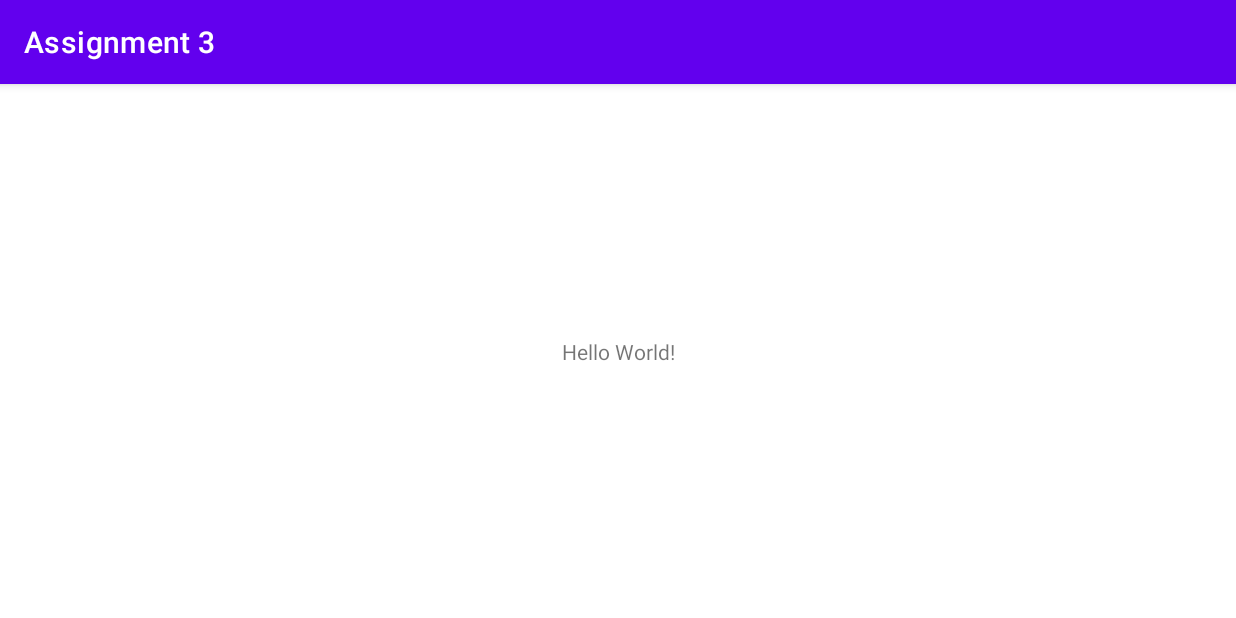
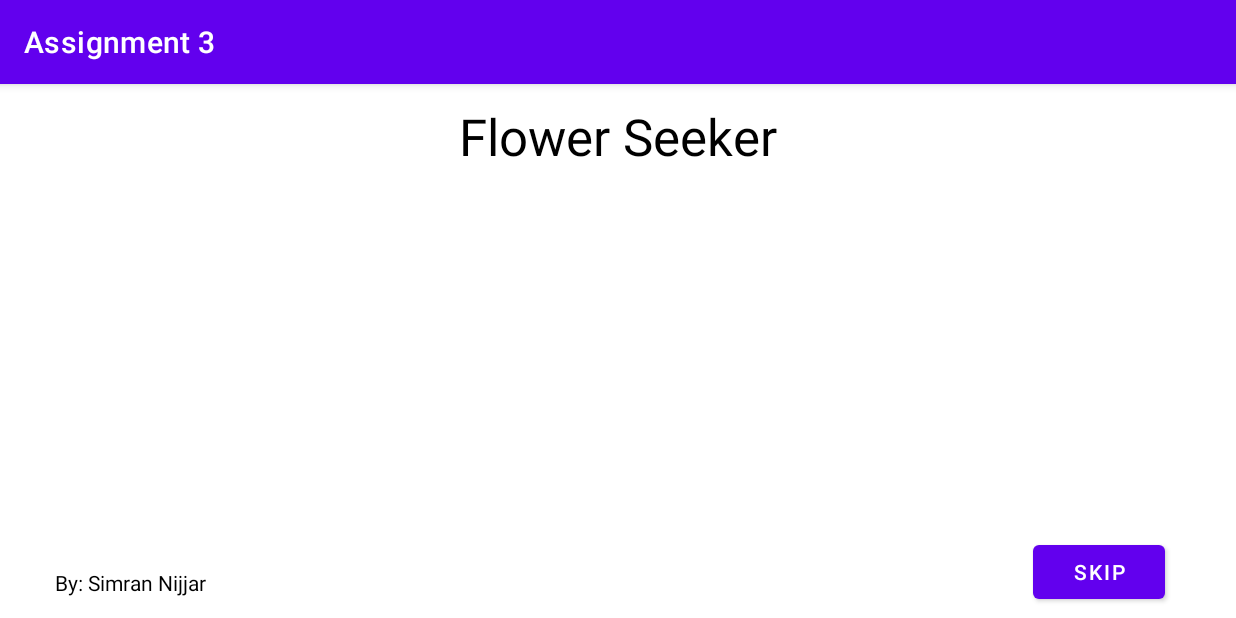
Before and after one commit to simran-nijjar/flowerseeker, an Android app: the screen it shows after launch (MainActivity), on a phone screen of 824 x 412 dp (held sideways). Run offline under Robolectric (Android 15) with nearby library versions, the phone set to English and light mode, and no system bars.

Commit message:
Add app name, author name, and skip button to welcome screen

```diff
--- a/app/src/main/res/layout/activity_main.xml
+++ b/app/src/main/res/layout/activity_main.xml
@@ -7,12 +7,42 @@
     tools:context=".MainActivity">
 
     <TextView
+        android:id="@+id/app_name"
         android:layout_width="wrap_content"
         android:layout_height="wrap_content"
-        android:text="Hello World!"
+        android:text="Flower Seeker"
+        android:textAllCaps="false"
+        android:textColor="#000000"
+        android:textSize="34sp"
         app:layout_constraintBottom_toBottomOf="parent"
         app:layout_constraintEnd_toEndOf="parent"
         app:layout_constraintStart_toStartOf="parent"
-        app:layout_constraintTop_toTopOf="parent" />
+        app:layout_constraintTop_toTopOf="parent"
+        app:layout_constraintVertical_bias="0.039" />
+
+    <TextView
+        android:id="@+id/author_name"
+        android:layout_width="wrap_content"
+        android:layout_height="wrap_content"
+        android:text="By: Simran Nijjar"
+        android:textColor="#000000"
+        app:layout_constraintBottom_toBottomOf="parent"
+        app:layout_constraintEnd_toEndOf="parent"
+        app:layout_constraintHorizontal_bias="0.051"
+        app:layout_constraintStart_toStartOf="parent"
+        app:layout_constraintTop_toBottomOf="@+id/app_name"
+        app:layout_constraintVertical_bias="0.951" />
+
+    <Button
+        android:id="@+id/skip_button"
+        android:layout_width="wrap_content"
+        android:layout_height="wrap_content"
+        android:text="Skip"
+        app:layout_constraintBottom_toBottomOf="parent"
+        app:layout_constraintEnd_toEndOf="parent"
+        app:layout_constraintHorizontal_bias="0.921"
+        app:layout_constraintStart_toEndOf="@+id/author_name"
+        app:layout_constraintTop_toBottomOf="@+id/app_name"
+        app:layout_constraintVertical_bias="0.973" />
 
 </androidx.constraintlayout.widget.ConstraintLayout>
```
